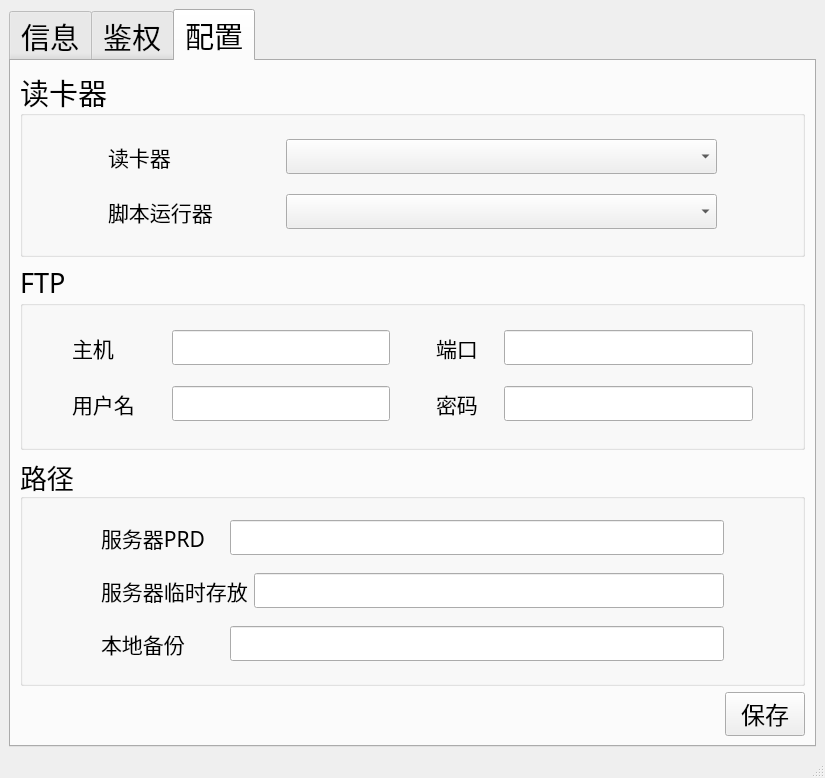
Before: the Qt Designer form res/ui/main_window.ui in zelviner/DataHandler, drawn with Qt 5.
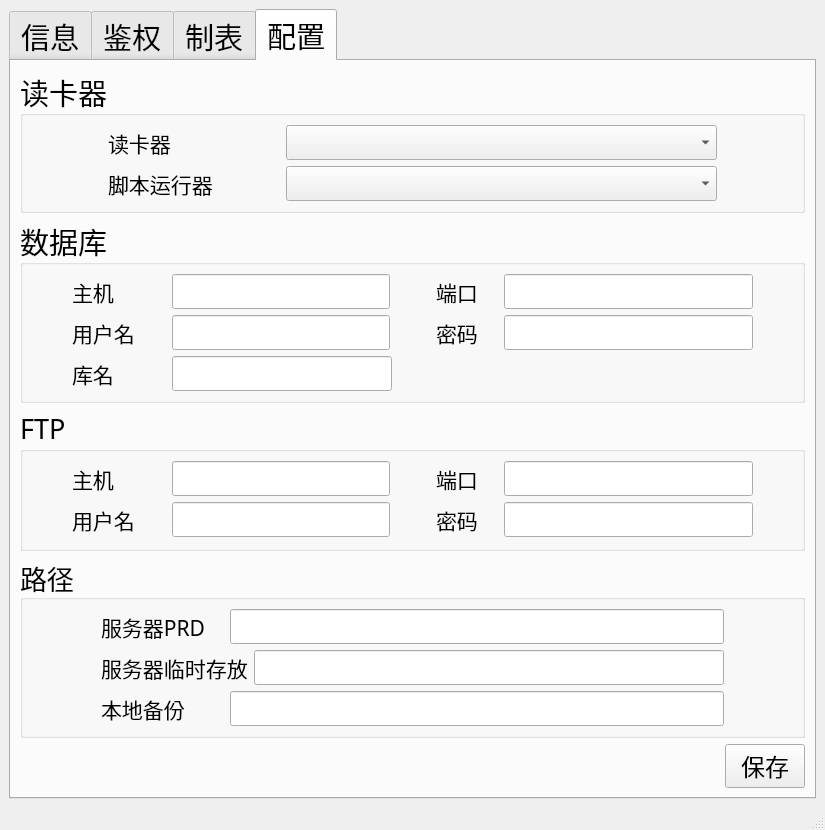
After: the same form once the commit is applied. The open tabs and pages were chosen to show the change.

Commit message: add: 新增制表模块，用于生成数据分配表

Patch:
```diff
--- a/res/ui/main_window.ui
+++ b/res/ui/main_window.ui
@@ -1104,13 +1104,111 @@
         </item>
        </layout>
       </widget>
+      <widget class="QWidget" name="tab_4">
+       <attribute name="title">
+        <string>制表</string>
+       </attribute>
+       <widget class="QLabel" name="label_15">
+        <property name="geometry">
+         <rect>
+          <x>60</x>
+          <y>70</y>
+          <width>90</width>
+          <height>30</height>
+         </rect>
+        </property>
+        <property name="font">
+         <font>
+          <family>微软雅黑</family>
+          <pointsize>16</pointsize>
+         </font>
+        </property>
+        <property name="text">
+         <string>订单号</string>
+        </property>
+       </widget>
+       <widget class="QLineEdit" name="find_order_line">
+        <property name="geometry">
+         <rect>
+          <x>150</x>
+          <y>70</y>
+          <width>411</width>
+          <height>31</height>
+         </rect>
+        </property>
+        <property name="font">
+         <font>
+          <family>微软雅黑</family>
+          <pointsize>14</pointsize>
+         </font>
+        </property>
+       </widget>
+       <widget class="QPushButton" name="search_ptn">
+        <property name="geometry">
+         <rect>
+          <x>650</x>
+          <y>190</y>
+          <width>101</width>
+          <height>31</height>
+         </rect>
+        </property>
+        <property name="font">
+         <font>
+          <family>微软雅黑</family>
+          <pointsize>16</pointsize>
+         </font>
+        </property>
+        <property name="text">
+         <string>开始</string>
+        </property>
+        <property name="iconSize">
+         <size>
+          <width>8</width>
+          <height>8</height>
+         </size>
+        </property>
+       </widget>
+       <widget class="QLabel" name="label_16">
+        <property name="geometry">
+         <rect>
+          <x>60</x>
+          <y>140</y>
+          <width>90</width>
+          <height>30</height>
+         </rect>
+        </property>
+        <property name="font">
+         <font>
+          <family>微软雅黑</family>
+          <pointsize>16</pointsize>
+         </font>
+        </property>
+        <property name="text">
+         <string>数据项</string>
+        </property>
+       </widget>
+       <widget class="QLineEdit" name="data_field_line">
+        <property name="geometry">
+         <rect>
+          <x>150</x>
+          <y>140</y>
+          <width>411</width>
+          <height>31</height>
+         </rect>
+        </property>
+        <property name="font">
+         <font>
+          <family>微软雅黑</family>
+          <pointsize>14</pointsize>
+         </font>
+        </property>
+       </widget>
+      </widget>
       <widget class="QWidget" name="tab_3">
        <attribute name="title">
         <string>配置</string>
        </attribute>
-       <layout class="QHBoxLayout" name="horizontalLayout_41">
-        <item>
-         <layout class="QVBoxLayout" name="verticalLayout_12" stretch="2,2,3">
+       <layout class="QVBoxLayout" name="verticalLayout_13">
           <item>
            <widget class="QGroupBox" name="groupBox_8">
             <property name="title">
@@ -1204,6 +1302,275 @@
             </layout>
            </widget>
           </item>
+        <item>
+         <widget class="QGroupBox" name="groupBox">
+          <property name="title">
+           <string>数据库</string>
+          </property>
+          <layout class="QVBoxLayout" name="verticalLayout_12">
+           <item>
+            <layout class="QHBoxLayout" name="horizontalLayout_46" stretch="0,4,0,4,0">
+             <item>
+              <spacer name="horizontalSpacer_23">
+               <property name="orientation">
+                <enum>Qt::Horizontal</enum>
+               </property>
+               <property name="sizeHint" stdset="0">
+                <size>
+                 <width>40</width>
+                 <height>20</height>
+                </size>
+               </property>
+              </spacer>
+             </item>
+             <item>
+              <layout class="QHBoxLayout" name="horizontalLayout_41" stretch="3,7">
+               <item>
+                <widget class="QLabel" name="label_13">
+                 <property name="font">
+                  <font>
+                   <family>微软雅黑</family>
+                   <pointsize>16</pointsize>
+                  </font>
+                 </property>
+                 <property name="text">
+                  <string>主机</string>
+                 </property>
+                </widget>
+               </item>
+               <item>
+                <widget class="QLineEdit" name="mysql_ip_line">
+                 <property name="font">
+                  <font>
+                   <family>微软雅黑</family>
+                   <pointsize>14</pointsize>
+                  </font>
+                 </property>
+                </widget>
+               </item>
+              </layout>
+             </item>
+             <item>
+              <spacer name="horizontalSpacer_28">
+               <property name="orientation">
+                <enum>Qt::Horizontal</enum>
+               </property>
+               <property name="sizeHint" stdset="0">
+                <size>
+                 <width>40</width>
+                 <height>20</height>
+                </size>
+               </property>
+              </spacer>
+             </item>
+             <item>
+              <layout class="QHBoxLayout" name="horizontalLayout_42" stretch="2,8">
+               <item>
+                <widget class="QLabel" name="label_11">
+                 <property name="font">
+                  <font>
+                   <family>微软雅黑</family>
+                   <pointsize>16</pointsize>
+                  </font>
+                 </property>
+                 <property name="text">
+                  <string>端口</string>
+                 </property>
+                </widget>
+               </item>
+               <item>
+                <widget class="QLineEdit" name="mysql_port_line">
+                 <property name="font">
+                  <font>
+                   <family>微软雅黑</family>
+                   <pointsize>14</pointsize>
+                  </font>
+                 </property>
+                </widget>
+               </item>
+              </layout>
+             </item>
+             <item>
+              <spacer name="horizontalSpacer_24">
+               <property name="orientation">
+                <enum>Qt::Horizontal</enum>
+               </property>
+               <property name="sizeHint" stdset="0">
+                <size>
+                 <width>40</width>
+                 <height>20</height>
+                </size>
+               </property>
+              </spacer>
+             </item>
+            </layout>
+           </item>
+           <item>
+            <layout class="QHBoxLayout" name="horizontalLayout_45" stretch="0,4,0,4,0">
+             <item>
+              <spacer name="horizontalSpacer_25">
+               <property name="orientation">
+                <enum>Qt::Horizontal</enum>
+               </property>
+               <property name="sizeHint" stdset="0">
+                <size>
+                 <width>40</width>
+                 <height>20</height>
+                </size>
+               </property>
+              </spacer>
+             </item>
+             <item>
+              <layout class="QHBoxLayout" name="horizontalLayout_43" stretch="3,7">
+               <item>
+                <widget class="QLabel" name="label_8">
+                 <property name="font">
+                  <font>
+                   <family>微软雅黑</family>
+                   <pointsize>16</pointsize>
+                  </font>
+                 </property>
+                 <property name="text">
+                  <string>用户名</string>
+                 </property>
+                </widget>
+               </item>
+               <item>
+                <widget class="QLineEdit" name="mysql_username_line">
+                 <property name="font">
+                  <font>
+                   <family>微软雅黑</family>
+                   <pointsize>14</pointsize>
+                  </font>
+                 </property>
+                 <property name="echoMode">
+                  <enum>QLineEdit::Normal</enum>
+                 </property>
+                </widget>
+               </item>
+              </layout>
+             </item>
+             <item>
+              <spacer name="horizontalSpacer_27">
+               <property name="orientation">
+                <enum>Qt::Horizontal</enum>
+               </property>
+               <property name="sizeHint" stdset="0">
+                <size>
+                 <width>40</width>
+                 <height>20</height>
+                </size>
+               </property>
+              </spacer>
+             </item>
+             <item>
+              <layout class="QHBoxLayout" name="horizontalLayout_44" stretch="2,8">
+               <item>
+                <widget class="QLabel" name="label_12">
+                 <property name="font">
+                  <font>
+                   <family>微软雅黑</family>
+                   <pointsize>16</pointsize>
+                  </font>
+                 </property>
+                 <property name="text">
+                  <string>密码</string>
+                 </property>
+                </widget>
+               </item>
+               <item>
+                <widget class="QLineEdit" name="mysql_password_line">
+                 <property name="font">
+                  <font>
+                   <family>微软雅黑</family>
+                   <pointsize>14</pointsize>
+                  </font>
+                 </property>
+                 <property name="echoMode">
+                  <enum>QLineEdit::Password</enum>
+                 </property>
+                </widget>
+               </item>
+              </layout>
+             </item>
+             <item>
+              <spacer name="horizontalSpacer_26">
+               <property name="orientation">
+                <enum>Qt::Horizontal</enum>
+               </property>
+               <property name="sizeHint" stdset="0">
+                <size>
+                 <width>40</width>
+                 <height>20</height>
+                </size>
+               </property>
+              </spacer>
+             </item>
+            </layout>
+           </item>
+           <item>
+            <layout class="QHBoxLayout" name="horizontalLayout_48" stretch="0,4,5">
+             <item>
+              <spacer name="horizontalSpacer_29">
+               <property name="orientation">
+                <enum>Qt::Horizontal</enum>
+               </property>
+               <property name="sizeHint" stdset="0">
+                <size>
+                 <width>40</width>
+                 <height>20</height>
+                </size>
+               </property>
+              </spacer>
+             </item>
+             <item>
+              <layout class="QHBoxLayout" name="horizontalLayout_47" stretch="3,7">
+               <item>
+                <widget class="QLabel" name="label_14">
+                 <property name="font">
+                  <font>
+                   <family>微软雅黑</family>
+                   <pointsize>16</pointsize>
+                  </font>
+                 </property>
+                 <property name="text">
+                  <string>库名</string>
+                 </property>
+                </widget>
+               </item>
+               <item>
+                <widget class="QLineEdit" name="mysql_database_line">
+                 <property name="font">
+                  <font>
+                   <family>微软雅黑</family>
+                   <pointsize>14</pointsize>
+                  </font>
+                 </property>
+                 <property name="echoMode">
+                  <enum>QLineEdit::Normal</enum>
+                 </property>
+                </widget>
+               </item>
+              </layout>
+             </item>
+             <item>
+              <spacer name="horizontalSpacer_30">
+               <property name="orientation">
+                <enum>Qt::Horizontal</enum>
+               </property>
+               <property name="sizeHint" stdset="0">
+                <size>
+                 <width>40</width>
+                 <height>20</height>
+                </size>
+               </property>
+              </spacer>
+             </item>
+            </layout>
+           </item>
+          </layout>
+         </widget>
+        </item>
           <item>
            <widget class="QGroupBox" name="groupBox_4">
             <property name="font">
@@ -1247,7 +1614,7 @@
                   </widget>
                  </item>
                  <item>
-                  <widget class="QLineEdit" name="ip_line">
+                <widget class="QLineEdit" name="ftp_ip_line">
                    <property name="font">
                     <font>
                      <family>微软雅黑</family>
@@ -1287,7 +1654,7 @@
                   </widget>
                  </item>
                  <item>
-                  <widget class="QLineEdit" name="port_line">
+                <widget class="QLineEdit" name="ftp_port_line">
                    <property name="font">
                     <font>
                      <family>微软雅黑</family>
@@ -1344,7 +1711,7 @@
                   </widget>
                  </item>
                  <item>
-                  <widget class="QLineEdit" name="username_line">
+                <widget class="QLineEdit" name="ftp_username_line">
                    <property name="font">
                     <font>
                      <family>微软雅黑</family>
@@ -1384,7 +1751,7 @@
                   </widget>
                  </item>
                  <item>
-                  <widget class="QLineEdit" name="password_line">
+                <widget class="QLineEdit" name="ftp_password_line">
                    <property name="font">
                     <font>
                      <family>微软雅黑</family>
@@ -1571,8 +1938,6 @@
                  <string>保存</string>
                 </property>
                </widget>
-              </item>
-             </layout>
             </item>
            </layout>
           </item>
```
Lines whose indentation alone changed are shown as unchanged. The commit also changes 24 other files.
